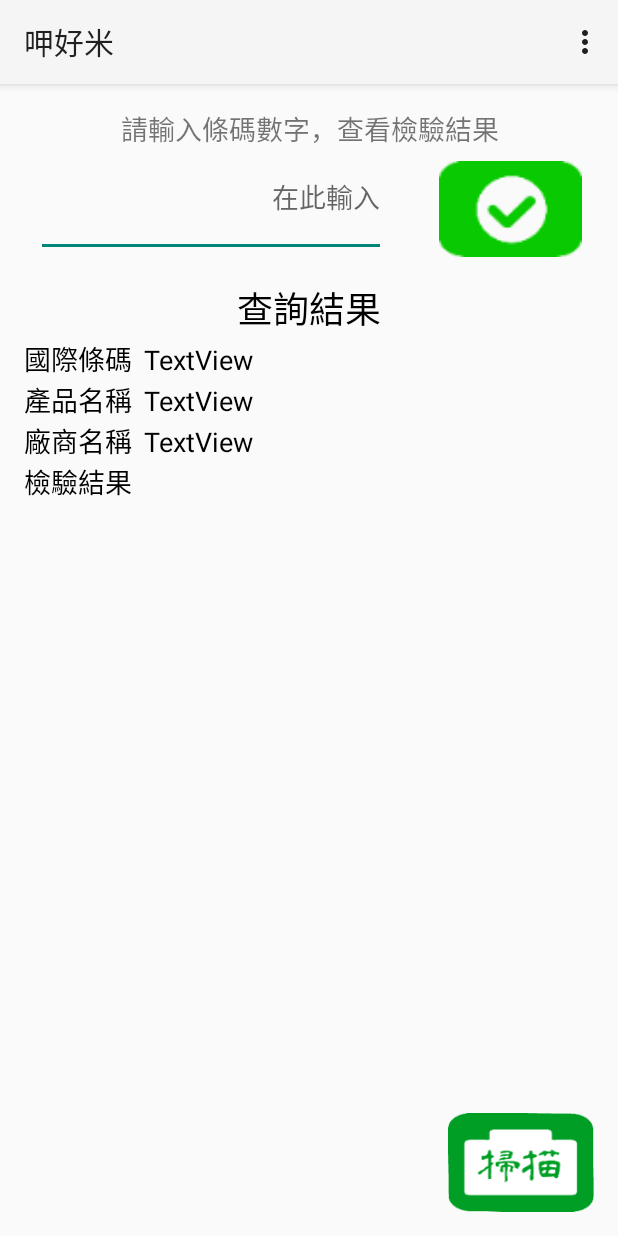
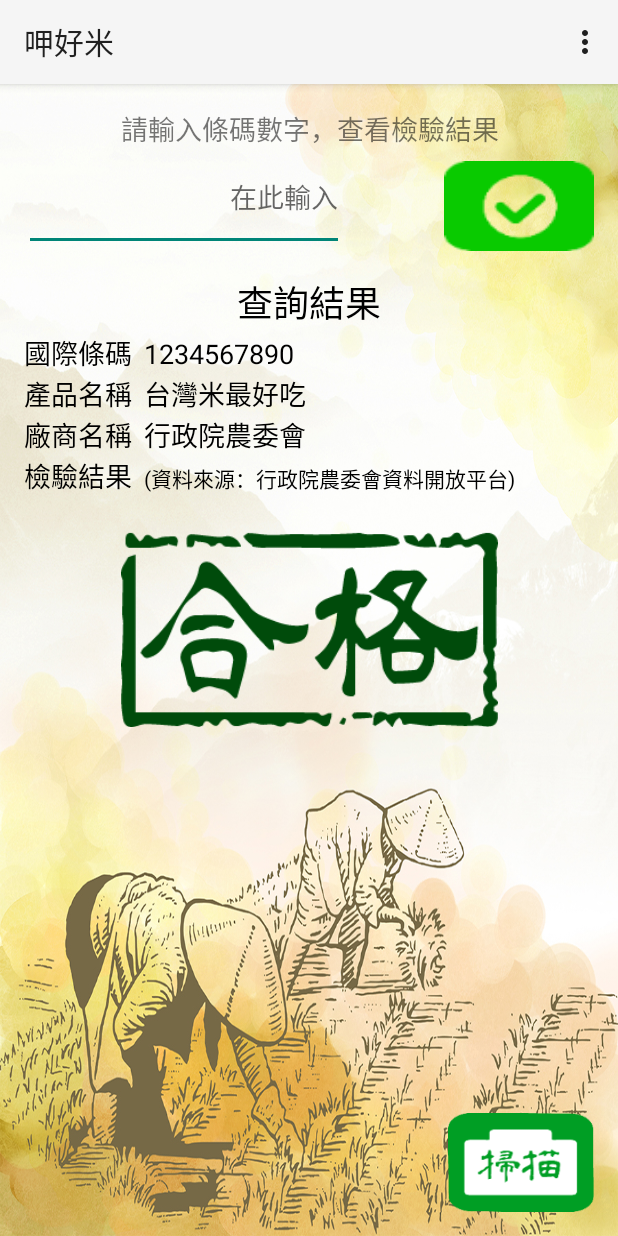
Before and after one commit to SpeedSnails/goodrice3, an Android app: the KeyActivity screen opened directly, with no data from a screen before it, on a phone screen of 412 x 824 dp. Run offline under Robolectric (Android 15) with nearby library versions, the phone set to English and light mode, and no system bars.

Commit message:
20180726-2

```diff
--- a/app/src/main/java/com/goodrice/goodrice3/KeyActivity.java
+++ b/app/src/main/java/com/goodrice/goodrice3/KeyActivity.java
@@ -50,6 +50,7 @@ public class KeyActivity extends AppCompatActivity {
                 } else {
                     Toast.makeText(KeyActivity.this, "qrcode result is "+resultString, Toast.LENGTH_SHORT).show();
                 }
+
             }
         });
     }
--- a/app/src/main/res/layout/activity_key.xml
+++ b/app/src/main/res/layout/activity_key.xml
@@ -4,6 +4,7 @@
     xmlns:tools="http://schemas.android.com/tools"
     android:layout_width="match_parent"
     android:layout_height="match_parent"
+    android:background="@mipmap/background"
     tools:context=".KeyActivity">
 
     <TextView
@@ -24,10 +25,10 @@
 
     <EditText
         android:id="@+id/edtSearch"
-        android:layout_width="233dp"
-        android:layout_height="64dp"
-        android:layout_marginLeft="24dp"
-        android:layout_marginStart="24dp"
+        android:layout_width="0dp"
+        android:layout_height="60dp"
+        android:layout_marginLeft="16dp"
+        android:layout_marginStart="16dp"
         android:layout_marginTop="8dp"
         android:layout_weight="1"
         android:ems="10"
@@ -39,11 +40,11 @@
 
     <Button
         android:id="@+id/btnOk"
-        android:layout_width="95dp"
-        android:layout_height="64dp"
-        android:layout_marginEnd="24dp"
+        android:layout_width="100dp"
+        android:layout_height="60dp"
+        android:layout_marginEnd="16dp"
         android:layout_marginLeft="8dp"
-        android:layout_marginRight="24dp"
+        android:layout_marginRight="16dp"
         android:layout_marginStart="8dp"
         android:layout_marginTop="8dp"
         android:layout_weight="1"
@@ -93,7 +94,7 @@
             android:layout_width="0dp"
             android:layout_height="wrap_content"
             android:layout_weight="1"
-            android:text="@string/textview"
+            android:text="@string/textview1"
             android:textColor="@android:color/black"
             android:textSize="18sp" />
     </LinearLayout>
@@ -122,7 +123,7 @@
             android:layout_width="0dp"
             android:layout_height="wrap_content"
             android:layout_weight="1"
-            android:text="@string/textview"
+            android:text="@string/textview2"
             android:textColor="@android:color/black"
             android:textSize="18sp" />
     </LinearLayout>
@@ -154,7 +155,7 @@
             android:layout_width="0dp"
             android:layout_height="wrap_content"
             android:layout_weight="1"
-            android:text="@string/textview"
+            android:text="@string/textview3"
             android:textColor="@android:color/black"
             android:textSize="18sp" />
     </LinearLayout>
@@ -180,6 +181,16 @@
             android:text="@string/result"
             android:textColor="@android:color/black"
             android:textSize="18sp" />
+
+        <TextView
+            android:id="@+id/tvResult"
+            android:layout_width="0dp"
+            android:layout_height="wrap_content"
+            android:layout_weight="1"
+            android:text="@string/textview"
+            android:textColor="@android:color/black"
+            android:textSize="14sp" />
+
 
     </LinearLayout>
 
@@ -214,6 +225,4 @@
         app:srcCompat="@mipmap/pass" />
 
 
-
-
 </android.support.constraint.ConstraintLayout>
--- a/app/src/main/res/values/strings.xml
+++ b/app/src/main/res/values/strings.xml
@@ -25,7 +25,11 @@
     <string name="product">產品名稱</string>
     <string name="company">廠商名稱</string>
     <string name="result">檢驗結果</string>
-    <string name="textview">TextView</string>
+    <string name="textview">(資料來源：行政院農委會資料開放平台)</string>
+    <string name="textview1">1234567890</string>
+    <string name="textview2">台灣米最好吃</string>
+    <string name="textview3">行政院農委會</string>
+
     <string name="tvKey">請輸入條碼數字，查看檢驗結果</string>
     <string name="btnOk">確認</string>
     <string name="hint">在此輸入</string>
```
Also changed, not shown: app/src/main/res/mipmap-hdpi/background.jpg (added), app/src/main/res/mipmap-hdpi/failed.png (renamed from app/src/main/res/mipmap-anydpi-v26/failed.png), app/src/main/res/mipmap-hdpi/pass.png (renamed from app/src/main/res/mipmap-anydpi-v26/pass.png).
